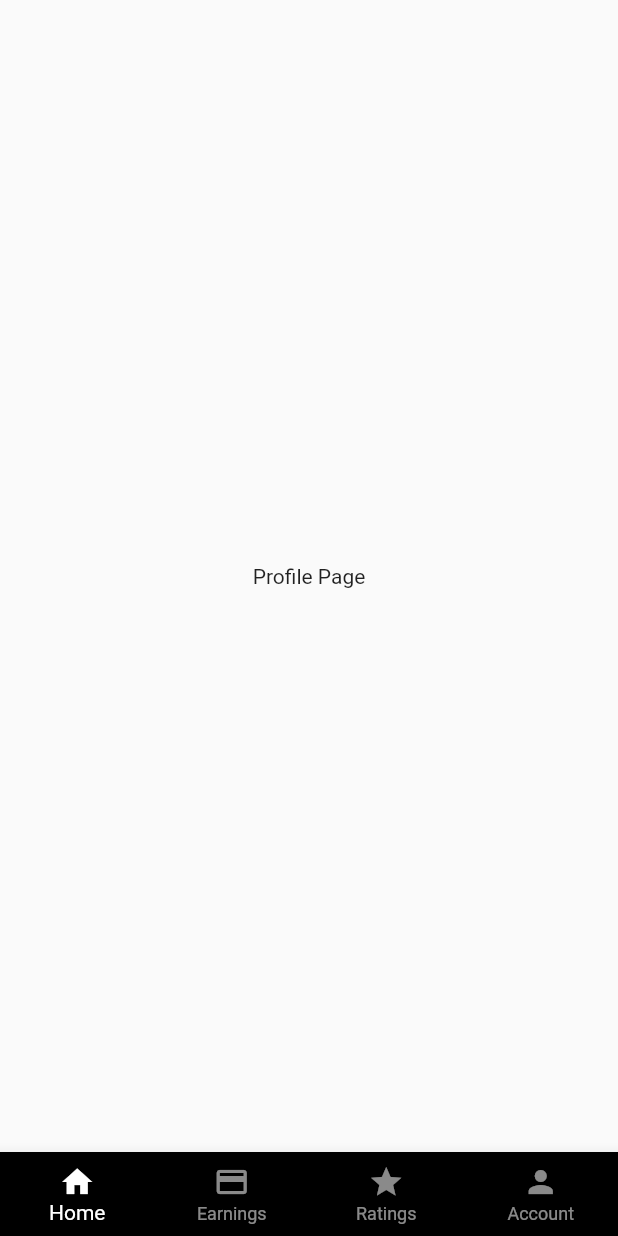
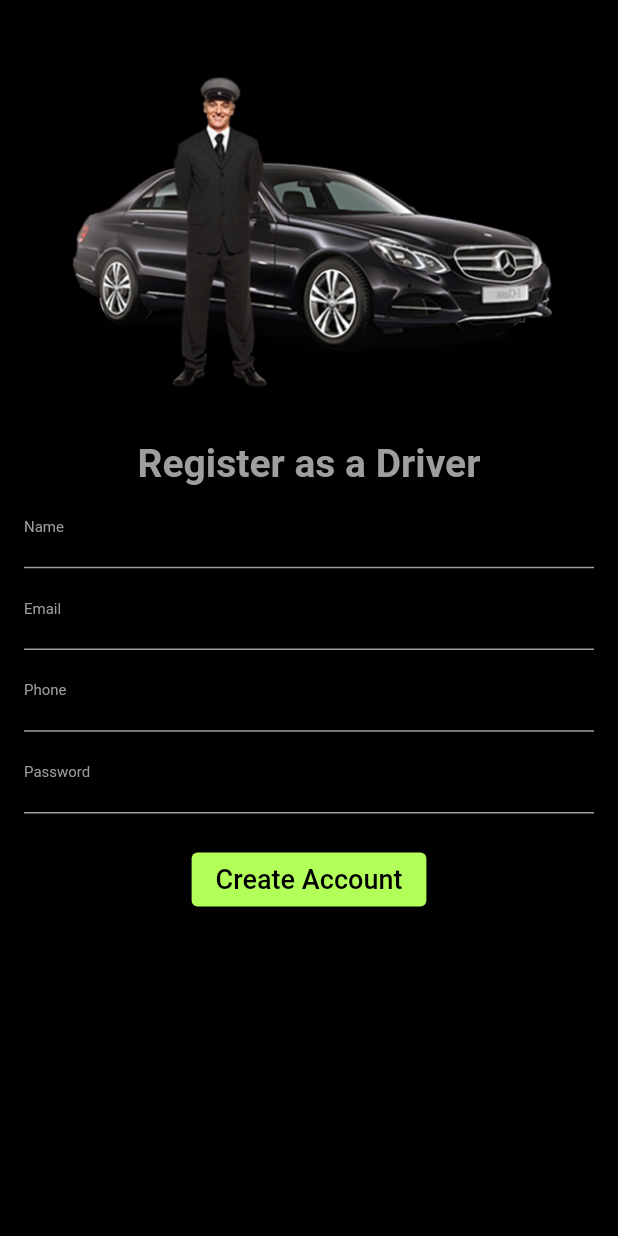
Before and after one commit to kkmaurice/Uber-Clone-Drivers-App, a Flutter app: the screen it shows after launch, on a phone screen of 412 x 824 dp. Run offline on Flutter 3.47's test engine with Material 2 defaults, Android fonts, the phone set to English and light mode, and no system bars.

Commit message:
added drivers registration

```diff
--- /dev/null
+++ b/drivers_app/lib/authentication/signup_screen.dart
@@ -0,0 +1,121 @@
+import 'package:flutter/material.dart';
+import 'package:flutter/src/widgets/framework.dart';
+import 'package:flutter/src/widgets/placeholder.dart';
+
+class SignupScreen extends StatefulWidget {
+  const SignupScreen({super.key});
+
+  @override
+  State<SignupScreen> createState() => _SignupScreenState();
+}
+
+class _SignupScreenState extends State<SignupScreen> {
+  TextEditingController nameTextEditingController = TextEditingController();
+  TextEditingController emailTextEditingController = TextEditingController();
+  TextEditingController phoneTextEditingController = TextEditingController();
+  TextEditingController passwordTextEditingController = TextEditingController();
+
+  @override
+  Widget build(BuildContext context) {
+    return Scaffold(
+      backgroundColor: Colors.black,
+      body: SingleChildScrollView(
+        child: Padding(
+          padding: const EdgeInsets.all(16.0),
+          child: Column(
+            children: [
+              const SizedBox(
+                height: 10,
+              ),
+              Padding(
+                padding: const EdgeInsets.all(20.0),
+                child: Image.asset('assets/images/logo1.png'),
+              ),
+              const SizedBox(
+                height: 10,
+              ),
+              const Text(
+                'Register as a Driver',
+                style: TextStyle(
+                    fontSize: 26,
+                    color: Colors.grey,
+                    fontWeight: FontWeight.bold),
+              ),
+              TextField(
+                controller: nameTextEditingController,
+                style: const TextStyle(color: Colors.grey),
+                decoration: const InputDecoration(
+                  labelText: 'Name',
+                  hintText: 'Name',
+                  enabledBorder: UnderlineInputBorder(
+                      borderSide: BorderSide(color: Colors.grey)),
+                  focusedBorder: UnderlineInputBorder(
+                      borderSide: BorderSide(color: Colors.grey)),
+                  hintStyle: TextStyle(color: Colors.grey, fontSize: 10),
+                  labelStyle: TextStyle(color: Colors.grey, fontSize: 10),
+                ),
+              ),
+              TextField(
+                controller: emailTextEditingController,
+                keyboardType: TextInputType.emailAddress,
+                style: const TextStyle(color: Colors.grey),
+                decoration: const InputDecoration(
+                  labelText: 'Email',
+                  hintText: 'Email',
+                  enabledBorder: UnderlineInputBorder(
+                      borderSide: BorderSide(color: Colors.grey)),
+                  focusedBorder: UnderlineInputBorder(
+                      borderSide: BorderSide(color: Colors.grey)),
+                  hintStyle: TextStyle(color: Colors.grey, fontSize: 10),
+                  labelStyle: TextStyle(color: Colors.grey, fontSize: 10),
+                ),
+              ),
+              TextField(
+                controller: phoneTextEditingController,
+                keyboardType: TextInputType.phone,
+                style: const TextStyle(color: Colors.grey),
+                decoration: const InputDecoration(
+                  labelText: 'Phone',
+                  hintText: 'Phone',
+                  enabledBorder: UnderlineInputBorder(
+                      borderSide: BorderSide(color: Colors.grey)),
+                  focusedBorder: UnderlineInputBorder(
+                      borderSide: BorderSide(color: Colors.grey)),
+                  hintStyle: TextStyle(color: Colors.grey, fontSize: 10),
+                  labelStyle: TextStyle(color: Colors.grey, fontSize: 10),
+                ),
+              ),
+              TextField(
+                controller: passwordTextEditingController,
+                keyboardType: TextInputType.text,
+                obscureText: true,
+                style: const TextStyle(color: Colors.grey),
+                decoration: const InputDecoration(
+                  labelText: 'Password',
+                  hintText: 'Password',
+                  enabledBorder: UnderlineInputBorder(
+                      borderSide: BorderSide(color: Colors.grey)),
+                  focusedBorder: UnderlineInputBorder(
+                      borderSide: BorderSide(color: Colors.grey)),
+                  hintStyle: TextStyle(color: Colors.grey, fontSize: 10),
+                  labelStyle: TextStyle(color: Colors.grey, fontSize: 10),
+                ),
+              ),
+              const SizedBox(
+                height: 20,
+              ),
+              ElevatedButton(
+                  onPressed: () {},
+                  style: ElevatedButton.styleFrom(
+                      backgroundColor: Colors.lightGreenAccent),
+                  child: const Text(
+                    'Create Account',
+                    style: TextStyle(color: Colors.black, fontSize: 18),
+                  ))
+            ],
+          ),
+        ),
+      ),
+    );
+  }
+}
--- a/drivers_app/lib/splashScreen/splash_screen.dart
+++ b/drivers_app/lib/splashScreen/splash_screen.dart
@@ -1,5 +1,6 @@
 import 'dart:async';
 
+import 'package:drivers_app/authentication/signup_screen.dart';
 import 'package:drivers_app/mainScreens/main_screen.dart';
 import 'package:flutter/material.dart';
 
@@ -14,8 +15,8 @@ class _MySplashScreenState extends State<MySplashScreen> {
   startTimer() {
     Timer(const Duration(seconds: 5), () {
       // send user to home screen
-      Navigator.push(
-          context, MaterialPageRoute(builder: (context) => const MainScreen()));
+      Navigator.push(context,
+          MaterialPageRoute(builder: (context) => const SignupScreen()));
     });
   }
 
```
